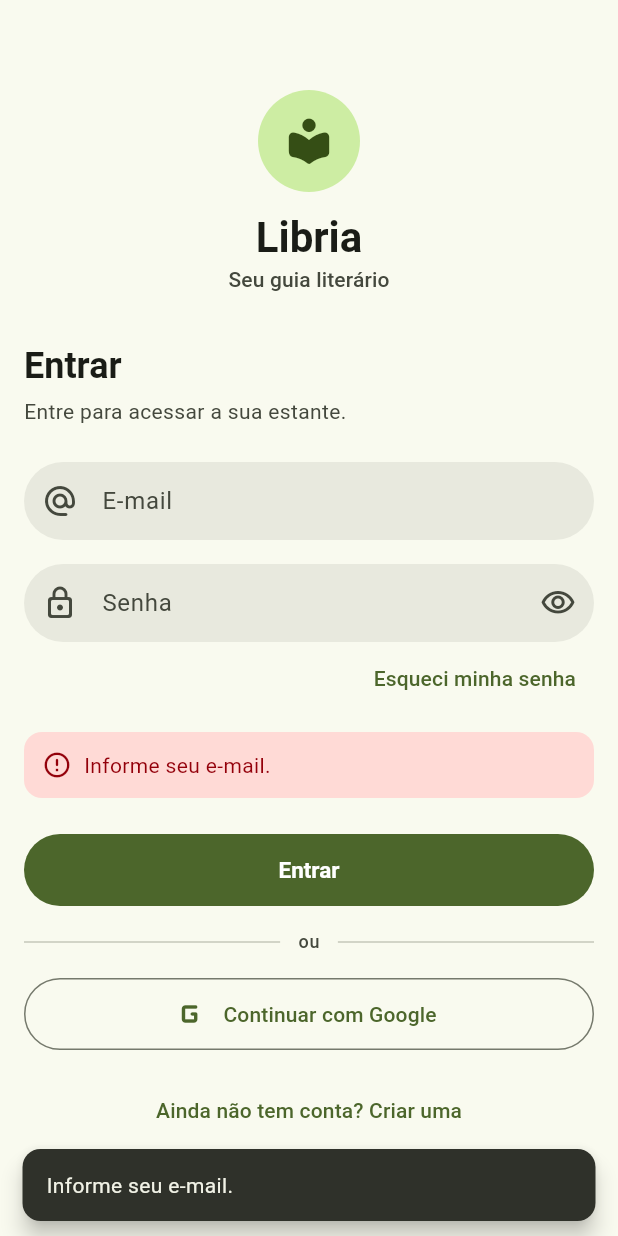
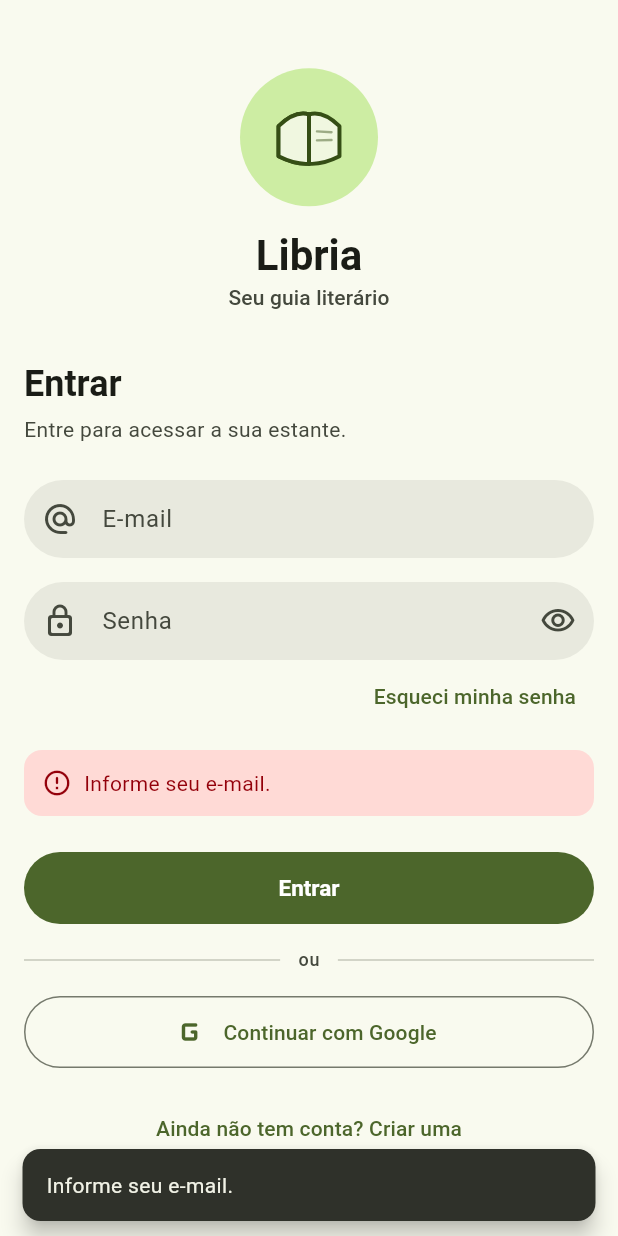
Before and after one commit to Otaviofertig/api-flutter, a Flutter app: the LoginPage screen opened directly, after a tap on "Esqueci minha senha", on a phone screen of 412 x 824 dp. Run offline on Flutter 3.47's test engine with Material 3 defaults, Android fonts, the phone set to English and light mode, and no system bars; our stand-ins replace cached_network_image, firebase_auth, firebase_core, flutter_dotenv, get_it, shared_preferences and 1 more; accounts and stored records are empty.

Commit message:
feat(auth): marca animada na tela de login, com livro que abre
O cabeçalho era um Icons.local_library_rounded parado dentro de um círculo.
Agora o livro é desenhado em CustomPainter e anima: as duas folhas saem da
lombada até abrir, uma página vira passando pela vertical (onde fica de
perfil e some, que é o que o olho espera de uma folha girando), halos
expandem do círculo e o nome sobe atrás.

Glifo do Material não abre — daí o painter. As cores saem todas do
ColorScheme, então a marca acompanha tema claro e escuro sem cor fixa.

Etapas saem de Intervals de um único AnimationController: um controller por
elemento não garante que as fases se mantenham em sincronia.

Com o sistema pedindo menos movimento, a marca aparece no estado final e o
respiro contínuo nem começa. O teste cobre isso com pumpAndSettle, que só
retorna se não houver frame agendado.

```diff
--- a/lib/features/auth/presentation/views/login_page.dart
+++ b/lib/features/auth/presentation/views/login_page.dart
@@ -9,6 +9,7 @@
 import '../../domain/usecases/sign_in_with_google.dart';
 import '../../domain/usecases/sign_up_with_email.dart';
 import '../controllers/login_controller.dart';
+import '../widgets/animated_brand_mark.dart';
 
 /// Tela de login e cadastro.
 ///
@@ -128,7 +129,7 @@
       child: Column(
         crossAxisAlignment: CrossAxisAlignment.stretch,
         children: <Widget>[
-          const _Header(),
+          const AnimatedBrandMark(),
           const SizedBox(height: AppSpacing.xxl),
           Text(
             mode.title,
@@ -254,42 +255,6 @@
   }
 }
 
-class _Header extends StatelessWidget {
-  const _Header();
-
-  @override
-  Widget build(BuildContext context) {
-    final ThemeData theme = Theme.of(context);
-
-    return Column(
-      children: <Widget>[
-        Container(
-          padding: const EdgeInsets.all(AppSpacing.lg),
-          decoration: BoxDecoration(
-            color: theme.colorScheme.primaryContainer,
-            shape: BoxShape.circle,
-          ),
-          child: Icon(
-            Icons.local_library_rounded,
-            size: 36,
-            color: theme.colorScheme.onPrimaryContainer,
-          ),
-        ),
-        const SizedBox(height: AppSpacing.md),
-        Text(
-          'Libria',
-          style: theme.textTheme.headlineMedium?.copyWith(fontWeight: FontWeight.w700),
-        ),
-        Text(
-          'Seu guia literário',
-          style: theme.textTheme.labelLarge
-              ?.copyWith(color: theme.colorScheme.onSurfaceVariant),
-        ),
-      ],
-    );
-  }
-}
-
 class _ErrorBanner extends StatelessWidget {
   const _ErrorBanner({required this.message});
 
--- /dev/null
+++ b/lib/features/auth/presentation/widgets/animated_brand_mark.dart
@@ -0,0 +1,326 @@
+import 'dart:math' as math;
+
+import 'package:flutter/material.dart';
+
+import '../../../../core/theme/app_theme.dart';
+
+/// Marca do Libria com a animação de entrada da tela de login.
+///
+/// A sequência conta a mesma história do produto: o livro **abre** e uma
+/// página **vira**, enquanto o nome sobe atrás. Tudo sai de um único
+/// [AnimationController] com [Interval]s — um relógio só mantém as etapas em
+/// fase, o que um controller por elemento não garante.
+///
+/// O livro é desenhado em [CustomPainter], não é um ícone: um glifo do
+/// Material não abre. As cores saem do `ColorScheme`, então a marca acompanha
+/// tema claro e escuro sem nenhuma cor fixa aqui dentro.
+class AnimatedBrandMark extends StatefulWidget {
+  const AnimatedBrandMark({
+    super.key,
+    this.title = 'Libria',
+    this.subtitle = 'Seu guia literário',
+    this.markSize = 92,
+  });
+
+  final String title;
+  final String subtitle;
+
+  /// Diâmetro do círculo. O livro e os halos derivam daqui.
+  final double markSize;
+
+  @override
+  State<AnimatedBrandMark> createState() => _AnimatedBrandMarkState();
+}
+
+class _AnimatedBrandMarkState extends State<AnimatedBrandMark>
+    with TickerProviderStateMixin {
+  /// Entrada, tocada uma vez.
+  late final AnimationController _intro = AnimationController(
+    vsync: this,
+    duration: const Duration(milliseconds: 1900),
+  );
+
+  /// Respiro contínuo depois que a marca assenta. Amplitude baixa de
+  /// propósito: numa tela de login o movimento eterno vira ruído.
+  late final AnimationController _idle = AnimationController(
+    vsync: this,
+    duration: const Duration(seconds: 6),
+  );
+
+  bool _started = false;
+
+  @override
+  void didChangeDependencies() {
+    super.didChangeDependencies();
+    if (_started) return;
+    _started = true;
+
+    // Acessibilidade: com "reduzir movimento" ligado no sistema, a marca
+    // aparece no estado final em vez de animar. Nada de conteúdo se perde —
+    // a animação é decorativa, e quem pediu menos movimento recebe menos.
+    if (MediaQuery.disableAnimationsOf(context)) {
+      _intro.value = 1;
+      return;
+    }
+
+    _intro.forward();
+    _idle.repeat(reverse: true);
+  }
+
+  @override
+  void dispose() {
+    _intro.dispose();
+    _idle.dispose();
+    super.dispose();
+  }
+
+  /// Fatia do [_intro] entre [begin] e [end], já com a curva aplicada.
+  double _stage(double begin, double end, Curve curve) {
+    return Interval(begin, end, curve: curve).transform(_intro.value);
+  }
+
+  @override
+  Widget build(BuildContext context) {
+    final ThemeData theme = Theme.of(context);
+    final ColorScheme scheme = theme.colorScheme;
+
+    return AnimatedBuilder(
+      animation: Listenable.merge(<Listenable>[_intro, _idle]),
+      builder: (BuildContext context, Widget? child) {
+        final double circle = _stage(0, 0.42, Curves.easeOutBack);
+        final double halo = _stage(0.16, 0.95, Curves.easeOutCubic);
+        final double open = _stage(0.30, 0.72, Curves.easeOutCubic);
+        final double turn = _stage(0.66, 1, Curves.easeInOutCubic);
+        final double title = _stage(0.44, 0.82, Curves.easeOutCubic);
+        final double subtitle = _stage(0.56, 0.94, Curves.easeOutCubic);
+
+        // Só flutua depois da entrada, senão os dois movimentos brigam.
+        final double float = math.sin(_idle.value * math.pi) * 2.5 * circle;
+
+        return Column(
+          mainAxisSize: MainAxisSize.min,
+          children: <Widget>[
+            Transform.translate(
+              offset: Offset(0, -float),
+              child: _mark(scheme, circle: circle, halo: halo, open: open, turn: turn),
+            ),
+            const SizedBox(height: AppSpacing.md),
+            _reveal(
+              progress: title,
+              child: Text(
+                widget.title,
+                style: theme.textTheme.headlineMedium
+                    ?.copyWith(fontWeight: FontWeight.w700),
+              ),
+            ),
+            _reveal(
+              progress: subtitle,
+              child: Text(
+                widget.subtitle,
+                style: theme.textTheme.labelLarge
+                    ?.copyWith(color: scheme.onSurfaceVariant),
+              ),
+            ),
+          ],
+        );
+      },
+    );
+  }
+
+  Widget _mark(
+    ColorScheme scheme, {
+    required double circle,
+    required double halo,
+    required double open,
+    required double turn,
+  }) {
+    return Opacity(
+      opacity: circle.clamp(0, 1),
+      child: Transform.scale(
+        scale: 0.74 + 0.26 * circle,
+        child: SizedBox.square(
+          dimension: widget.markSize,
+          child: Stack(
+            alignment: Alignment.center,
+            // Os halos passam do círculo — sem isso o Stack os corta.
+            clipBehavior: Clip.none,
+            children: <Widget>[
+              _halo(scheme, halo, delay: 0),
+              _halo(scheme, halo, delay: 0.3),
+              DecoratedBox(
+                decoration: BoxDecoration(
+                  color: scheme.primaryContainer,
+                  shape: BoxShape.circle,
+                ),
+                child: const SizedBox.expand(),
+              ),
+              Padding(
+                padding: EdgeInsets.all(widget.markSize * 0.26),
+                child: CustomPaint(
+                  painter: _BookPainter(
+                    open: open,
+                    turn: turn,
+                    ink: scheme.onPrimaryContainer,
+                    page: Color.lerp(scheme.surface, scheme.primaryContainer, 0.2)!,
+                  ),
+                  child: const SizedBox.expand(),
+                ),
+              ),
+            ],
+          ),
+        ),
+      ),
+    );
+  }
+
+  /// Anel que expande e some, como a onda de um livro tirado da estante.
+  Widget _halo(ColorScheme scheme, double progress, {required double delay}) {
+    final double local = ((progress - delay) / (1 - delay)).clamp(0.0, 1.0);
+    if (local == 0 || local == 1) return const SizedBox.shrink();
+
+    return Transform.scale(
+      scale: 1 + 0.55 * local,
+      child: DecoratedBox(
+        decoration: BoxDecoration(
+          shape: BoxShape.circle,
+          border: Border.all(
+            color: scheme.primary.withValues(alpha: (1 - local) * 0.35),
+            width: 1.5,
+          ),
+        ),
+        child: const SizedBox.expand(),
+      ),
+    );
+  }
+
+  /// Sobe e revela — o deslocamento morre junto com a opacidade.
+  Widget _reveal({required double progress, required Widget child}) {
+    return Opacity(
+      opacity: progress.clamp(0, 1),
+      child: Transform.translate(
+        offset: Offset(0, 10 * (1 - progress)),
+        child: child,
+      ),
+    );
+  }
+}
+
+/// Livro aberto desenhado à mão, com uma página virando.
+///
+/// [open] leva as duas folhas de fechadas (largura zero, tudo na lombada) a
+/// abertas. [turn] move uma página da direita para a esquerda passando pela
+/// vertical — em `0.5` ela fica de perfil e some, que é o que o olho espera
+/// de uma folha girando.
+class _BookPainter extends CustomPainter {
+  const _BookPainter({
+    required this.open,
+    required this.turn,
+    required this.ink,
+    required this.page,
+  });
+
+  final double open;
+  final double turn;
+  final Color ink;
+  final Color page;
+
+  @override
+  void paint(Canvas canvas, Size size) {
+    final Offset center = Offset(size.width / 2, size.height / 2);
+    final double halfW = size.width * 0.46;
+    final double halfH = size.height * 0.40;
+
+    final Paint fill = Paint()..color = page;
+    final Paint stroke = Paint()
+      ..color = ink
+      ..style = PaintingStyle.stroke
+      ..strokeWidth = size.width * 0.06
+      ..strokeJoin = StrokeJoin.round
+      ..strokeCap = StrokeCap.round;
+
+    for (final double side in <double>[-1, 1]) {
+      final Path sheet = _sheet(center, halfW, halfH, side, open);
+      canvas
+        ..drawPath(sheet, fill)
+        ..drawPath(sheet, stroke);
+      _lines(canvas, size, center, halfW, halfH, side);
+    }
+
+    // A página que vira passa por cima das duas paradas.
+    final double signed = 1 - 2 * turn;
+    if (turn > 0 && signed.abs() > 0.02) {
+      final Path flipping = _sheet(
+        center,
+        halfW,
+        halfH,
+        signed.isNegative ? -1 : 1,
+        open * signed.abs(),
+      );
+      canvas
+        ..drawPath(flipping, fill)
+        ..drawPath(flipping, stroke);
+    }
+
+    // A lombada fecha o desenho e sustenta as folhas.
+    canvas.drawLine(
+      Offset(center.dx, center.dy - halfH * 0.86),
+      Offset(center.dx, center.dy + halfH),
+      stroke,
+    );
+  }
+
+  /// Uma folha, presa na lombada e curvada na borda externa.
+  ///
+  /// [spread] é a fração da largura já aberta: em `0` a folha colapsa sobre a
+  /// lombada, que é o livro fechado.
+  Path _sheet(Offset c, double halfW, double halfH, double side, double spread) {
+    final double w = halfW * spread;
+
+    return Path()
+      ..moveTo(c.dx, c.dy - halfH * 0.86)
+      ..quadraticBezierTo(
+        c.dx + side * w * 0.45,
+        c.dy - halfH * 1.02,
+        c.dx + side * w,
+        c.dy - halfH * 0.42,
+      )
+      ..lineTo(c.dx + side * w, c.dy + halfH * 0.72)
+      ..quadraticBezierTo(
+        c.dx + side * w * 0.45,
+        c.dy + halfH * 1.04,
+        c.dx,
+        c.dy + halfH,
+      )
+      ..close();
+  }
+
+  /// Duas linhas de texto insinuadas na folha, entrando junto com a abertura.
+  void _lines(
+    Canvas canvas,
+    Size size,
+    Offset c,
+    double halfW,
+    double halfH,
+    double side,
+  ) {
+    if (open < 0.55) return;
+
+    final Paint hair = Paint()
+      ..color = ink.withValues(alpha: (open - 0.55) / 0.45 * 0.45)
+      ..style = PaintingStyle.stroke
+      ..strokeWidth = size.width * 0.035
+      ..strokeCap = StrokeCap.round;
+
+    for (final double at in <double>[-0.22, 0.12]) {
+      canvas.drawLine(
+        Offset(c.dx + side * halfW * open * 0.26, c.dy + halfH * at),
+        Offset(c.dx + side * halfW * open * 0.74, c.dy + halfH * at * 0.86),
+        hair,
+      );
+    }
+  }
+
+  @override
+  bool shouldRepaint(_BookPainter old) =>
+      old.open != open || old.turn != turn || old.ink != ink || old.page != page;
+}
```
Also changed, not shown: 2 other files.
